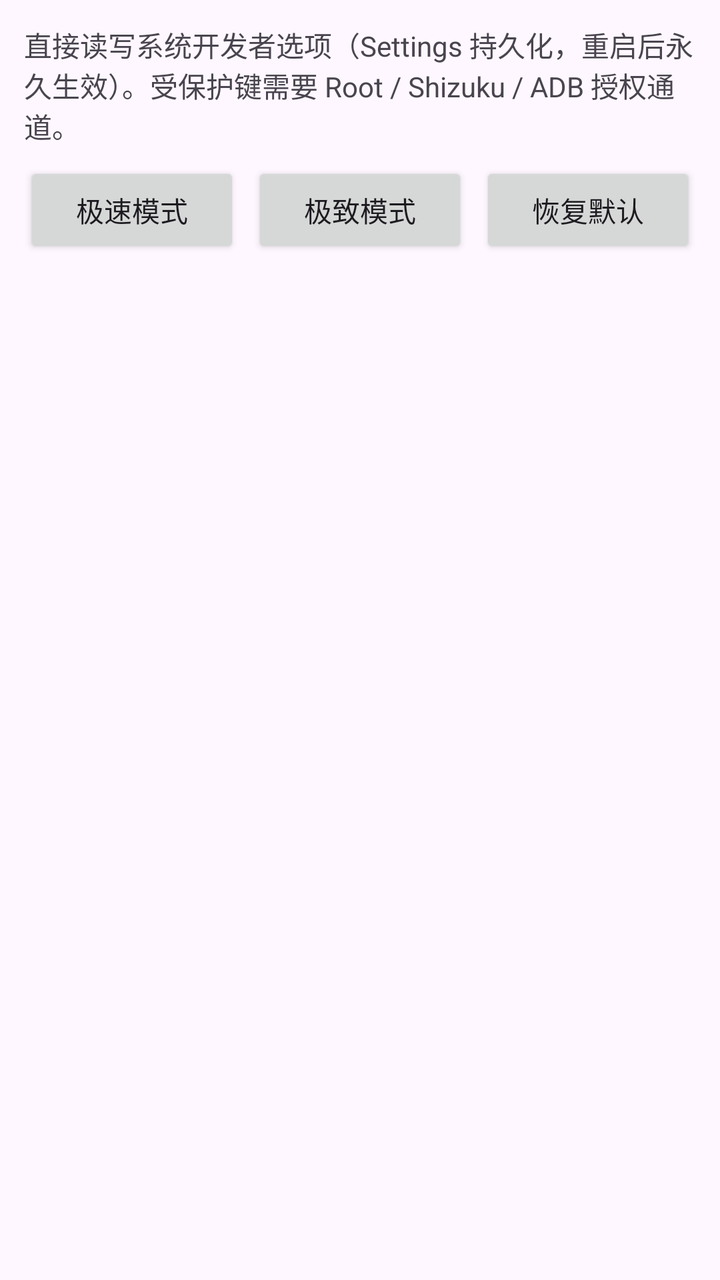
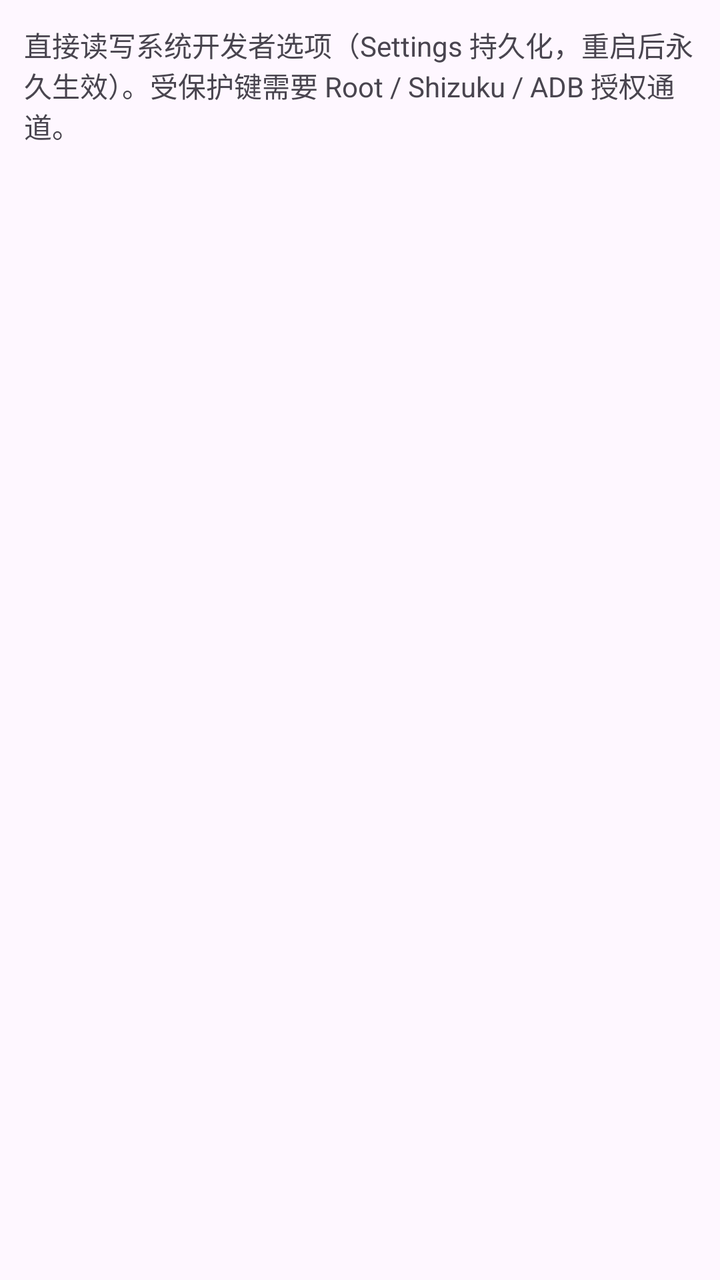

Before-and-after screenshots of an Android layout around one commit, followed by the original layout XML and the change that was made.
<!-- AndroidManifest.xml: application theme Theme.AccessibilityManagerPro -->
<!-- res/layout/fragment_dev.xml -->
<?xml version="1.0" encoding="utf-8"?>
<LinearLayout xmlns:android="http://schemas.android.com/apk/res/android"
    android:layout_width="match_parent"
    android:layout_height="match_parent"
    android:orientation="vertical"
    android:padding="12dp">

    <TextView
        android:layout_width="match_parent"
        android:layout_height="wrap_content"
        android:text="@string/dev_hint"
        android:textAppearance="?android:attr/textAppearanceSmall"
        android:textColor="?android:attr/textColorSecondary"
        android:paddingBottom="8dp" />

    
    <LinearLayout
        android:layout_width="match_parent"
        android:layout_height="wrap_content"
        android:orientation="horizontal"
        android:layout_marginBottom="8dp">

        <Button
            android:id="@+id/btn_preset_fast"
            android:layout_width="0dp"
            android:layout_height="wrap_content"
            android:layout_weight="1"
            android:layout_marginEnd="6dp"
            android:text="@string/dev_preset_fast" />

        <Button
            android:id="@+id/btn_preset_extreme"
            android:layout_width="0dp"
            android:layout_height="wrap_content"
            android:layout_weight="1"
            android:layout_marginEnd="6dp"
            android:text="@string/dev_preset_extreme" />

        <Button
            android:id="@+id/btn_preset_default"
            android:layout_width="0dp"
            android:layout_height="wrap_content"
            android:layout_weight="1"
            android:text="@string/dev_preset_default" />
    </LinearLayout>

    
    <androidx.recyclerview.widget.RecyclerView
        android:id="@+id/recycler"
        android:layout_width="match_parent"
        android:layout_height="0dp"
        android:layout_weight="1"
        android:clipToPadding="false"
        android:paddingBottom="16dp" />
</LinearLayout>
<!-- resources referenced by this layout -->
<resources>
  <string name="dev_hint">直接读写系统开发者选项（Settings 持久化，重启后永久生效）。受保护键需要 Root / Shizuku / ADB 授权通道。</string>
  <string name="dev_preset_default">恢复默认</string>
  <string name="dev_preset_extreme">极致模式</string>
  <string name="dev_preset_fast">极速模式</string>
  <style name="Theme.AccessibilityManagerPro" parent="Theme.Material3.DayNight.NoActionBar">
          <item name="colorPrimary">@color/primary</item>
          <item name="colorOnPrimary">@color/on_primary</item>
          <item name="colorPrimaryContainer">@color/primary_container</item>
          <item name="colorOnPrimaryContainer">@color/on_primary_container</item>
          <item name="colorSecondary">@color/secondary</item>
          <item name="colorOnSecondary">@color/on_secondary</item>
          <item name="colorSecondaryContainer">@color/secondary_container</item>
          <item name="colorOnSecondaryContainer">@color/on_secondary_container</item>
          <item name="colorSurfaceVariant">@color/surface_variant</item>
          <item name="colorOnSurfaceVariant">@color/on_surface_variant</item>
          <item name="colorOutline">@color/outline</item>
          <item name="android:windowBackground">?attr/colorSurface</item>
      </style>
  <color name="primary">#2563EB</color>
  <color name="on_primary">#FFFFFF</color>
  <color name="primary_container">#DBEAFE</color>
  <color name="on_primary_container">#1E3A8A</color>
  <color name="secondary">#059669</color>
  <color name="on_secondary">#FFFFFF</color>
  <color name="secondary_container">#D1FAE5</color>
  <color name="on_secondary_container">#064E3B</color>
  <color name="surface_variant">#EEF1F6</color>
  <color name="on_surface_variant">#44474E</color>
  <color name="outline">#74777F</color>
</resources>

<!-- the commit's change to res/layout/fragment_dev.xml (unified diff, before → after) -->
@@ -14,37 +14,6 @@
         android:paddingBottom="8dp" />
 
     
-    <LinearLayout
-        android:layout_width="match_parent"
-        android:layout_height="wrap_content"
-        android:orientation="horizontal"
-        android:layout_marginBottom="8dp">
-
-        <Button
-            android:id="@+id/btn_preset_fast"
-            android:layout_width="0dp"
-            android:layout_height="wrap_content"
-            android:layout_weight="1"
-            android:layout_marginEnd="6dp"
-            android:text="@string/dev_preset_fast" />
-
-        <Button
-            android:id="@+id/btn_preset_extreme"
-            android:layout_width="0dp"
-            android:layout_height="wrap_content"
-            android:layout_weight="1"
-            android:layout_marginEnd="6dp"
-            android:text="@string/dev_preset_extreme" />
-
-        <Button
-            android:id="@+id/btn_preset_default"
-            android:layout_width="0dp"
-            android:layout_height="wrap_content"
-            android:layout_weight="1"
-            android:text="@string/dev_preset_default" />
-    </LinearLayout>
-
-    
     <androidx.recyclerview.widget.RecyclerView
         android:id="@+id/recycler"
         android:layout_width="match_parent"
<!-- resource entries referenced after the edit -->
@@ -1,9 +1,6 @@
 <!-- resources referenced by this layout -->
 <resources>
   <string name="dev_hint">直接读写系统开发者选项（Settings 持久化，重启后永久生效）。受保护键需要 Root / Shizuku / ADB 授权通道。</string>
-  <string name="dev_preset_default">恢复默认</string>
-  <string name="dev_preset_extreme">极致模式</string>
-  <string name="dev_preset_fast">极速模式</string>
   <style name="Theme.AccessibilityManagerPro" parent="Theme.Material3.DayNight.NoActionBar">
           <item name="colorPrimary">@color/primary</item>
           <item name="colorOnPrimary">@color/on_primary</item>
